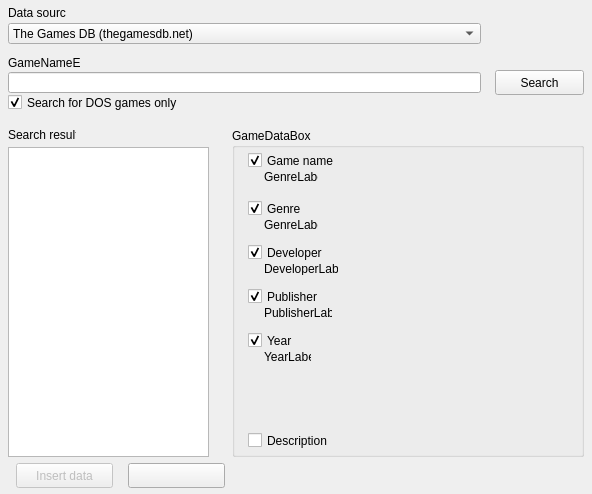
Eldricos/D-Fend-Reborn, file src/forms/DataReaderFormUnit.ui: the form before one commit.
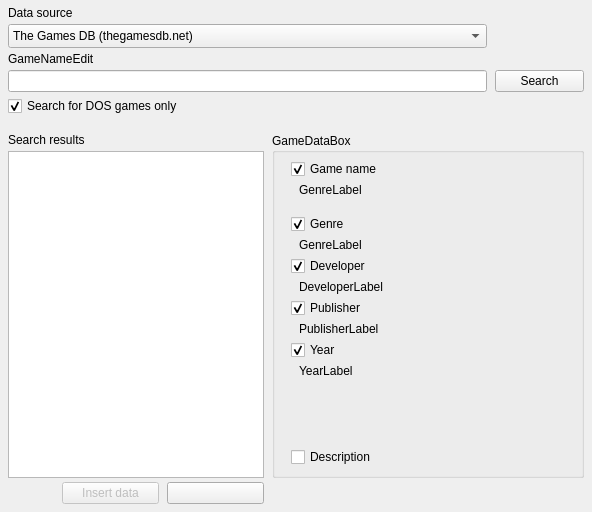
The form after the commit. Icons and pictures are not drawn.

Commit message: Remaining dialogs: Qt layouts instead of fixed pixel positions

Diff of the .ui file:
```diff
--- a/src/forms/DataReaderFormUnit.ui
+++ b/src/forms/DataReaderFormUnit.ui
@@ -11,122 +11,260 @@
     <property name="vclMinHeight" stdset="0"><number>532</number></property>
     <property name="vclDesignWidth" stdset="0"><number>592</number></property>
     <property name="vclDesignHeight" stdset="0"><number>494</number></property>
-    <widget class="QLabel" name="SearchResultsLabel">
-      <property name="geometry"><rect><x>8</x><y>128</y><width>68</width><height>13</height></rect></property>
-      <property name="text"><string>Search results</string></property>
-      <property name="textFormat"><enum>Qt::PlainText</enum></property>
-      <property name="alignment"><set>Qt::AlignLeft|Qt::AlignTop</set></property>
-      <property name="vclAutoSize" stdset="0"><bool>true</bool></property>
-    </widget>
+    <layout class="QVBoxLayout" name="DataReaderForm_Layout" stretch="0,0,1">
+      <property name="leftMargin"><number>8</number></property>
+      <property name="topMargin"><number>6</number></property>
+      <property name="rightMargin"><number>8</number></property>
+      <property name="bottomMargin"><number>8</number></property>
+      <property name="spacing"><number>0</number></property>
+      <item>
+        <layout class="QGridLayout" name="DataReaderForm_Section1" columnstretch="0,1,0">
+          <property name="leftMargin"><number>0</number></property>
+          <property name="topMargin"><number>0</number></property>
+          <property name="rightMargin"><number>0</number></property>
+          <property name="bottomMargin"><number>0</number></property>
+          <property name="horizontalSpacing"><number>8</number></property>
+          <property name="verticalSpacing"><number>4</number></property>
+          <item row="0" column="0" colspan="2">
     <widget class="QLabel" name="SourceLabel">
-      <property name="geometry"><rect><x>8</x><y>6</y><width>58</width><height>13</height></rect></property>
       <property name="text"><string>Data source</string></property>
       <property name="textFormat"><enum>Qt::PlainText</enum></property>
       <property name="alignment"><set>Qt::AlignLeft|Qt::AlignTop</set></property>
       <property name="vclAutoSize" stdset="0"><bool>true</bool></property>
       <property name="vclFocusControl" stdset="0"><string notr="true">SourceComboBox</string></property>
     </widget>
-    <widget class="QLineEdit" name="GameNameEdit">
-      <property name="geometry"><rect><x>8</x><y>72</y><width>473</width><height>21</height></rect></property>
-      <property name="vclAnchors" stdset="0"><string notr="true">akLeft,akTop,akRight</string></property>
-    </widget>
+          </item>
+          <item row="1" column="0" colspan="2">
+            <widget class="QComboBox" name="SourceComboBox">
+              <property name="editable"><bool>false</bool></property>
+              <property name="maxVisibleItems"><number>8</number></property>
+              <item>
+                <property name="text"><string>The Games DB (thegamesdb.net)</string></property>
+              </item>
+              <item>
+                <property name="text"><string>Moby Games (www.mobygames.com)</string></property>
+              </item>
+              <property name="currentIndex"><number>0</number></property>
+              <property name="sizeAdjustPolicy"><enum>QComboBox::AdjustToMinimumContentsLengthWithIcon</enum></property>
+              <property name="minimumContentsLength"><number>10</number></property>
+            </widget>
+          </item>
+          <item row="2" column="0" colspan="2">
     <widget class="QLabel" name="GameNameEdit_EditLabel">
-      <property name="geometry"><rect><x>8</x><y>56</y><width>72</width><height>13</height></rect></property>
       <property name="text"><string>GameNameEdit</string></property>
       <property name="textFormat"><enum>Qt::PlainText</enum></property>
       <property name="vclAutoSize" stdset="0"><bool>true</bool></property>
       <property name="vclFocusControl" stdset="0"><string notr="true">GameNameEdit</string></property>
       <property name="vclLabeledEditOf" stdset="0"><string notr="true">GameNameEdit</string></property>
     </widget>
+          </item>
+          <item row="3" column="0" colspan="2">
+            <widget class="QLineEdit" name="GameNameEdit">
+      </widget>
+          </item>
+          <item row="3" column="2" alignment="Qt::AlignRight">
     <widget class="QPushButton" name="SearchButton">
-      <property name="geometry"><rect><x>495</x><y>70</y><width>89</width><height>25</height></rect></property>
-      <property name="vclAnchors" stdset="0"><string notr="true">akTop,akRight</string></property>
       <property name="text"><string>Search</string></property>
       <property name="icon"><iconset resource="../../resources/dfend.qrc"><normaloff>:/glyphs/0604c54cc06c5a09.png</normaloff></iconset></property>
       <property name="autoDefault"><bool>false</bool></property>
       <property name="vclOnClick" stdset="0"><string notr="true">SearchButtonClick</string></property>
-    </widget>
-    <widget class="QListWidget" name="ListBox">
-      <property name="geometry"><rect><x>8</x><y>147</y><width>201</width><height>310</height></rect></property>
-      <property name="vclAnchors" stdset="0"><string notr="true">akLeft,akTop,akBottom</string></property>
-    </widget>
+              <property name="minimumSize"><size><width>89</width><height>0</height></size></property>
+            </widget>
+          </item>
+          <item row="4" column="0" colspan="2">
+            <widget class="QCheckBox" name="SearchTypeCheckBox">
+              <property name="text"><string>Search for DOS games only</string></property>
+              <property name="checked"><bool>true</bool></property>
+            </widget>
+          </item>
+          <item row="0" column="1">
+            <spacer name="DataReaderForm_Section1_HFill">
+              <property name="orientation"><enum>Qt::Horizontal</enum></property>
+              <property name="sizeHint" stdset="0"><size><width>0</width><height>0</height></size></property>
+            </spacer>
+          </item>
+        </layout>
+      </item>
+      <item>
+        <spacer name="DataReaderForm_Gap1">
+          <property name="orientation"><enum>Qt::Vertical</enum></property>
+          <property name="sizeType"><enum>QSizePolicy::Fixed</enum></property>
+          <property name="sizeHint" stdset="0"><size><width>0</width><height>17</height></size></property>
+        </spacer>
+      </item>
+      <item>
+        <layout class="QGridLayout" name="DataReaderForm_Section2" columnstretch="0,0,0,0,1" rowstretch="0,1,0">
+          <property name="leftMargin"><number>0</number></property>
+          <property name="topMargin"><number>0</number></property>
+          <property name="rightMargin"><number>0</number></property>
+          <property name="bottomMargin"><number>0</number></property>
+          <property name="horizontalSpacing"><number>8</number></property>
+          <property name="verticalSpacing"><number>4</number></property>
+          <item row="0" column="0" colspan="2">
+            <widget class="QLabel" name="SearchResultsLabel">
+              <property name="text"><string>Search results</string></property>
+              <property name="textFormat"><enum>Qt::PlainText</enum></property>
+              <property name="alignment"><set>Qt::AlignLeft|Qt::AlignTop</set></property>
+            </widget>
+          </item>
+          <item row="0" column="3" rowspan="2" colspan="2">
     <widget class="QGroupBox" name="GameDataBox">
-      <property name="geometry"><rect><x>232</x><y>128</y><width>352</width><height>329</height></rect></property>
-      <property name="vclAnchors" stdset="0"><string notr="true">akLeft,akTop,akRight,akBottom</string></property>
       <property name="title"><string>GameDataBox</string></property>
-      <widget class="QLabel" name="GenreLabel">
-        <property name="geometry"><rect><x>32</x><y>90</y><width>54</width><height>13</height></rect></property>
-        <property name="text"><string>GenreLabel</string></property>
-        <property name="textFormat"><enum>Qt::PlainText</enum></property>
-        <property name="alignment"><set>Qt::AlignLeft|Qt::AlignTop</set></property>
-        <property name="vclAutoSize" stdset="0"><bool>true</bool></property>
-      </widget>
-      <widget class="QLabel" name="DeveloperLabel">
-        <property name="geometry"><rect><x>32</x><y>134</y><width>74</width><height>13</height></rect></property>
-        <property name="text"><string>DeveloperLabel</string></property>
-        <property name="textFormat"><enum>Qt::PlainText</enum></property>
-        <property name="alignment"><set>Qt::AlignLeft|Qt::AlignTop</set></property>
-        <property name="vclAutoSize" stdset="0"><bool>true</bool></property>
-      </widget>
-      <widget class="QLabel" name="PublisherLabel">
-        <property name="geometry"><rect><x>32</x><y>178</y><width>68</width><height>13</height></rect></property>
-        <property name="text"><string>PublisherLabel</string></property>
-        <property name="textFormat"><enum>Qt::PlainText</enum></property>
-        <property name="alignment"><set>Qt::AlignLeft|Qt::AlignTop</set></property>
-        <property name="vclAutoSize" stdset="0"><bool>true</bool></property>
-      </widget>
-      <widget class="QLabel" name="YearLabel">
-        <property name="geometry"><rect><x>32</x><y>222</y><width>47</width><height>13</height></rect></property>
-        <property name="text"><string>YearLabel</string></property>
-        <property name="textFormat"><enum>Qt::PlainText</enum></property>
-        <property name="alignment"><set>Qt::AlignLeft|Qt::AlignTop</set></property>
-        <property name="vclAutoSize" stdset="0"><bool>true</bool></property>
-      </widget>
+              <property name="minimumSize"><size><width>0</width><height>0</height></size></property>
+              <layout class="QVBoxLayout" name="GameDataBox_Layout" stretch="0,0,0,0,0,1">
+                <property name="leftMargin"><number>16</number></property>
+                <property name="topMargin"><number>6</number></property>
+                <property name="rightMargin"><number>12</number></property>
+                <property name="bottomMargin"><number>8</number></property>
+                <property name="spacing"><number>0</number></property>
+                <item>
+                  <layout class="QGridLayout" name="GameDataBox_Section1" columnstretch="0,0,1">
+                    <property name="leftMargin"><number>0</number></property>
+                    <property name="topMargin"><number>0</number></property>
+                    <property name="rightMargin"><number>0</number></property>
+                    <property name="bottomMargin"><number>0</number></property>
+                    <property name="horizontalSpacing"><number>8</number></property>
+                    <property name="verticalSpacing"><number>4</number></property>
+                    <item row="0" column="0" colspan="3">
+                      <widget class="QCheckBox" name="NameCheckBox">
+                        <property name="text"><string>Game name</string></property>
+                        <property name="checked"><bool>true</bool></property>
+                      </widget>
+                    </item>
+                    <item row="1" column="1" colspan="2">
       <widget class="QLabel" name="NameLabel">
-        <property name="geometry"><rect><x>32</x><y>42</y><width>54</width><height>13</height></rect></property>
         <property name="text"><string>GenreLabel</string></property>
         <property name="textFormat"><enum>Qt::PlainText</enum></property>
         <property name="alignment"><set>Qt::AlignLeft|Qt::AlignTop</set></property>
-        <property name="vclAutoSize" stdset="0"><bool>true</bool></property>
-      </widget>
+                      </widget>
+                    </item>
+                    <item row="0" column="2">
+                      <spacer name="GameDataBox_Section1_HFill">
+                        <property name="orientation"><enum>Qt::Horizontal</enum></property>
+                        <property name="sizeHint" stdset="0"><size><width>0</width><height>0</height></size></property>
+                      </spacer>
+                    </item>
+                  </layout>
+                </item>
+                <item>
+                  <spacer name="GameDataBox_Gap1">
+                    <property name="orientation"><enum>Qt::Vertical</enum></property>
+                    <property name="sizeType"><enum>QSizePolicy::Fixed</enum></property>
+                    <property name="sizeHint" stdset="0"><size><width>0</width><height>17</height></size></property>
+                  </spacer>
+                </item>
+                <item>
+                  <layout class="QGridLayout" name="GameDataBox_Section2" columnstretch="0,0,1">
+                    <property name="leftMargin"><number>0</number></property>
+                    <property name="topMargin"><number>0</number></property>
+                    <property name="rightMargin"><number>0</number></property>
+                    <property name="bottomMargin"><number>0</number></property>
+                    <property name="horizontalSpacing"><number>8</number></property>
+                    <property name="verticalSpacing"><number>4</number></property>
+                    <item row="0" column="0" colspan="3">
       <widget class="QCheckBox" name="GenreCheckBox">
-        <property name="geometry"><rect><x>16</x><y>72</y><width>324</width><height>17</height></rect></property>
-        <property name="vclAnchors" stdset="0"><string notr="true">akLeft,akTop,akRight</string></property>
         <property name="text"><string>Genre</string></property>
         <property name="checked"><bool>true</bool></property>
       </widget>
+                    </item>
+                    <item row="1" column="1" colspan="2">
+                      <widget class="QLabel" name="GenreLabel">
+                        <property name="text"><string>GenreLabel</string></property>
+                        <property name="textFormat"><enum>Qt::PlainText</enum></property>
+                        <property name="alignment"><set>Qt::AlignLeft|Qt::AlignTop</set></property>
+                      </widget>
+                    </item>
+                    <item row="2" column="0" colspan="3">
       <widget class="QCheckBox" name="DeveloperCheckBox">
-        <property name="geometry"><rect><x>16</x><y>116</y><width>324</width><height>17</height></rect></property>
-        <property name="vclAnchors" stdset="0"><string notr="true">akLeft,akTop,akRight</string></property>
         <property name="text"><string>Developer</string></property>
         <property name="checked"><bool>true</bool></property>
       </widget>
+                    </item>
+                    <item row="3" column="1" colspan="2">
+                      <widget class="QLabel" name="DeveloperLabel">
+                        <property name="text"><string>DeveloperLabel</string></property>
+                        <property name="textFormat"><enum>Qt::PlainText</enum></property>
+                        <property name="alignment"><set>Qt::AlignLeft|Qt::AlignTop</set></property>
+                      </widget>
+                    </item>
+                    <item row="4" column="0" colspan="3">
       <widget class="QCheckBox" name="PublisherCheckBox">
-        <property name="geometry"><rect><x>16</x><y>160</y><width>324</width><height>17</height></rect></property>
-        <property name="vclAnchors" stdset="0"><string notr="true">akLeft,akTop,akRight</string></property>
         <property name="text"><string>Publisher</string></property>
         <property name="checked"><bool>true</bool></property>
       </widget>
+                    </item>
+                    <item row="5" column="1" colspan="2">
+                      <widget class="QLabel" name="PublisherLabel">
+                        <property name="text"><string>PublisherLabel</string></property>
+                        <property name="textFormat"><enum>Qt::PlainText</enum></property>
+                        <property name="alignment"><set>Qt::AlignLeft|Qt::AlignTop</set></property>
+                      </widget>
+                    </item>
+                    <item row="6" column="0" colspan="3">
       <widget class="QCheckBox" name="YearCheckBox">
-        <property name="geometry"><rect><x>16</x><y>204</y><width>324</width><height>17</height></rect></property>
-        <property name="vclAnchors" stdset="0"><string notr="true">akLeft,akTop,akRight</string></property>
         <property name="text"><string>Year</string></property>
         <property name="checked"><bool>true</bool></property>
       </widget>
-      <widget class="QCheckBox" name="NameCheckBox">
-        <property name="geometry"><rect><x>16</x><y>24</y><width>321</width><height>17</height></rect></property>
-        <property name="vclAnchors" stdset="0"><string notr="true">akLeft,akTop,akRight</string></property>
-        <property name="text"><string>Game name</string></property>
-        <property name="checked"><bool>true</bool></property>
-      </widget>
+                    </item>
+                    <item row="7" column="1" colspan="2">
+                      <widget class="QLabel" name="YearLabel">
+                        <property name="text"><string>YearLabel</string></property>
+                        <property name="textFormat"><enum>Qt::PlainText</enum></property>
+                        <property name="alignment"><set>Qt::AlignLeft|Qt::AlignTop</set></property>
+                      </widget>
+                    </item>
+                    <item row="0" column="2">
+                      <spacer name="GameDataBox_Section2_HFill">
+                        <property name="orientation"><enum>Qt::Horizontal</enum></property>
+                        <property name="sizeHint" stdset="0"><size><width>0</width><height>0</height></size></property>
+                      </spacer>
+                    </item>
+                  </layout>
+                </item>
+                <item>
+                  <spacer name="GameDataBox_Gap2">
+                    <property name="orientation"><enum>Qt::Vertical</enum></property>
+                    <property name="sizeType"><enum>QSizePolicy::Fixed</enum></property>
+                    <property name="sizeHint" stdset="0"><size><width>0</width><height>69</height></size></property>
+                  </spacer>
+                </item>
+                <item>
+                  <layout class="QGridLayout" name="GameDataBox_Section3" columnstretch="0,1">
+                    <property name="leftMargin"><number>0</number></property>
+                    <property name="topMargin"><number>0</number></property>
+                    <property name="rightMargin"><number>0</number></property>
+                    <property name="bottomMargin"><number>0</number></property>
+                    <property name="horizontalSpacing"><number>8</number></property>
+                    <property name="verticalSpacing"><number>4</number></property>
+                    <item row="0" column="0" colspan="2">
       <widget class="QCheckBox" name="DescriptionCheckBox">
-        <property name="geometry"><rect><x>16</x><y>304</y><width>321</width><height>17</height></rect></property>
-        <property name="vclAnchors" stdset="0"><string notr="true">akLeft,akTop,akRight</string></property>
         <property name="text"><string>Description</string></property>
       </widget>
-    </widget>
+                    </item>
+                    <item row="0" column="1">
+                      <spacer name="GameDataBox_Section3_HFill">
+                        <property name="orientation"><enum>Qt::Horizontal</enum></property>
+                        <property name="sizeHint" stdset="0"><size><width>0</width><height>0</height></size></property>
+                      </spacer>
+                    </item>
+                  </layout>
+                </item>
+                <item>
+                  <spacer name="GameDataBox_VFill">
+                    <property name="orientation"><enum>Qt::Vertical</enum></property>
+                    <property name="sizeHint" stdset="0"><size><width>0</width><height>0</height></size></property>
+                  </spacer>
+                </item>
+              </layout>
+            </widget>
+          </item>
+          <item row="1" column="0" colspan="3" alignment="Qt::AlignLeft">
+            <widget class="QListWidget" name="ListBox">
+              <property name="minimumSize"><size><width>201</width><height>0</height></size></property>
+            </widget>
+          </item>
+          <item row="2" column="1" alignment="Qt::AlignLeft">
     <widget class="QPushButton" name="InsertButton">
-      <property name="geometry"><rect><x>16</x><y>463</y><width>97</width><height>25</height></rect></property>
       <property name="enabled"><bool>false</bool></property>
       <property name="vclAnchors" stdset="0"><string notr="true">akLeft,akBottom</string></property>
       <property name="text"><string>Insert data</string></property>
@@ -134,31 +272,28 @@
       <property name="autoDefault"><bool>false</bool></property>
       <property name="vclModalResult" stdset="0"><string notr="true">mrOk</string></property>
       <property name="vclOnClick" stdset="0"><string notr="true">InsertButtonClick</string></property>
-    </widget>
+              <property name="minimumSize"><size><width>97</width><height>0</height></size></property>
+            </widget>
+          </item>
+          <item row="2" column="2" alignment="Qt::AlignLeft">
     <widget class="QPushButton" name="CancelButton">
-      <property name="geometry"><rect><x>128</x><y>463</y><width>97</width><height>25</height></rect></property>
-      <property name="vclAnchors" stdset="0"><string notr="true">akLeft,akBottom</string></property>
-      <property name="text"><string></string></property>
+              <property name="text"><string /></property>
       <property name="autoDefault"><bool>false</bool></property>
       <property name="vclKind" stdset="0"><string notr="true">bkCancel</string></property>
       <property name="vclCancel" stdset="0"><bool>true</bool></property>
       <property name="vclModalResult" stdset="0"><string notr="true">mrCancel</string></property>
-    </widget>
-    <widget class="QCheckBox" name="SearchTypeCheckBox">
-      <property name="geometry"><rect><x>8</x><y>94</y><width>473</width><height>17</height></rect></property>
-      <property name="vclAnchors" stdset="0"><string notr="true">akLeft,akTop,akRight</string></property>
-      <property name="text"><string>Search for DOS games only</string></property>
-      <property name="checked"><bool>true</bool></property>
-    </widget>
-    <widget class="QComboBox" name="SourceComboBox">
-      <property name="geometry"><rect><x>8</x><y>23</y><width>473</width><height>21</height></rect></property>
-      <property name="vclAnchors" stdset="0"><string notr="true">akLeft,akTop,akRight</string></property>
-      <property name="editable"><bool>false</bool></property>
-      <property name="maxVisibleItems"><number>8</number></property>
-      <item><property name="text"><string>The Games DB (thegamesdb.net)</string></property></item>
-      <item><property name="text"><string>Moby Games (www.mobygames.com)</string></property></item>
-      <property name="currentIndex"><number>0</number></property>
-    </widget>
+              <property name="minimumSize"><size><width>97</width><height>0</height></size></property>
+            </widget>
+          </item>
+          <item row="0" column="4">
+            <spacer name="DataReaderForm_Section2_HFill">
+              <property name="orientation"><enum>Qt::Horizontal</enum></property>
+              <property name="sizeHint" stdset="0"><size><width>0</width><height>0</height></size></property>
+            </spacer>
+          </item>
+        </layout>
+      </item>
+    </layout>
   </widget>
   <tabstops>
     <tabstop>SourceComboBox</tabstop>
```
Left out of the diff: 9 changed lines with no effect on the pictures. Lines whose indentation alone changed are shown as unchanged. The commit also changes 102 other files.
